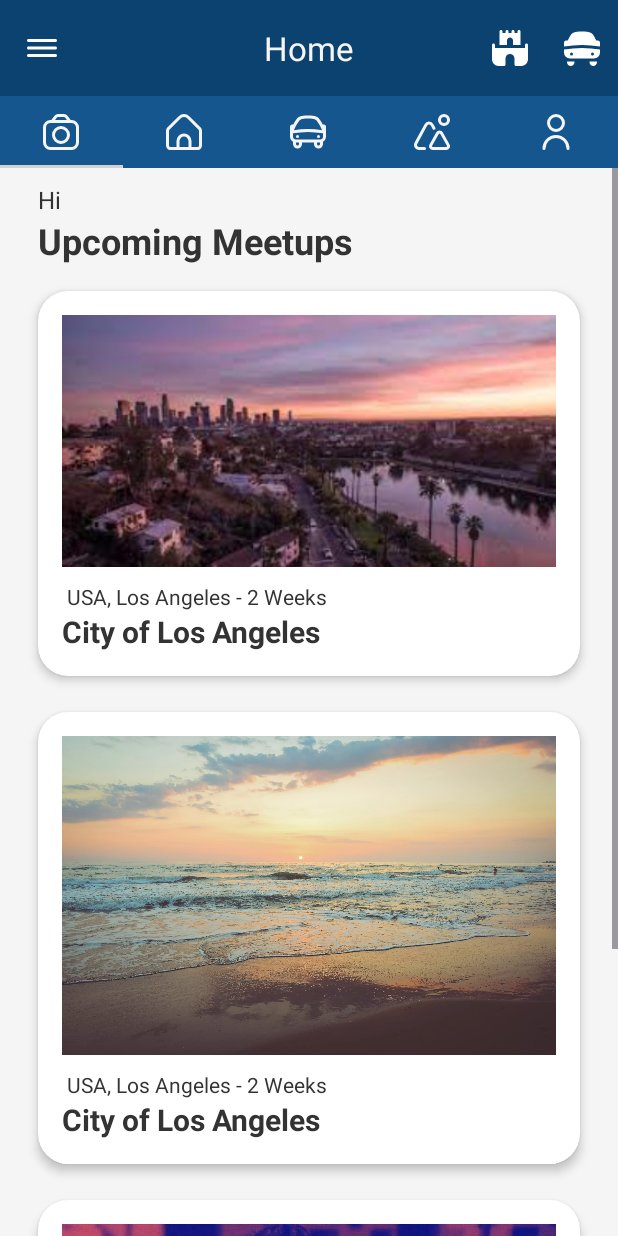
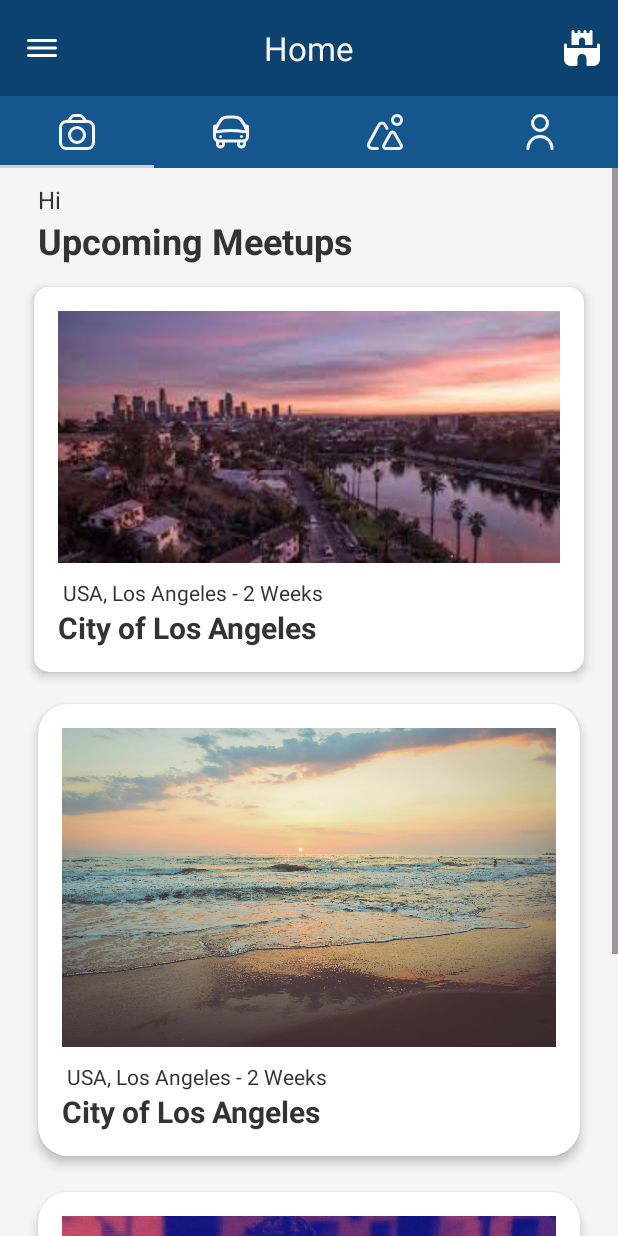
Before and after one commit to kelvinor29/AppTraveling, an Android app: the HomeActivity screen opened directly, with no data from a screen before it, on a phone screen of 412 x 824 dp. Run offline under Robolectric (Android 15) with nearby library versions, the phone set to English and light mode, and no system bars.

Commit message:
Navegación con Jetpack

```diff
--- a/app/src/main/AndroidManifest.xml
+++ b/app/src/main/AndroidManifest.xml
@@ -18,10 +18,10 @@
         android:theme="@style/Theme.AppTraveling"
         tools:targetApi="31">
         <activity
-            android:name=".feature.login.activity.LoginActivity"
+            android:name=".feature.home.activity.HomeActivity"
             android:exported="false" />
         <activity
-            android:name=".feature.home.activity.HomeActivity"
+            android:name=".feature.login.activity.LoginActivity"
             android:exported="false" />
         <activity
             android:name=".feature.boarding.activity.OnBoardingActivity"
--- a/app/src/main/java/com/kelvin/apptraveling/feature/home/activity/HomeActivity.java
+++ b/app/src/main/java/com/kelvin/apptraveling/feature/home/activity/HomeActivity.java
@@ -8,9 +8,13 @@ import android.view.MenuItem;
 
 import androidx.annotation.NonNull;
 import androidx.appcompat.app.AppCompatActivity;
+import androidx.viewpager2.widget.ViewPager2;
 
+import com.google.android.material.tabs.TabLayout;
+import com.google.android.material.tabs.TabLayoutMediator;
 import com.kelvin.apptraveling.R;
 import com.kelvin.apptraveling.databinding.ActivityHomeBinding;
+import com.kelvin.apptraveling.feature.home.adapter.TabsHomeAdapter;
 import com.kelvin.apptraveling.feature.home.fragment.RentCarFragment;
 
 public class HomeActivity extends AppCompatActivity {
@@ -25,6 +29,7 @@ public class HomeActivity extends AppCompatActivity {
 
         setSupportActionBar(binding.toolbar); // Funcion que convierte de toolbar a actionbar
 
+        setupTabsHome();
     }
 
     @Override
@@ -45,21 +50,36 @@ public class HomeActivity extends AppCompatActivity {
             Intent goToUrl = new Intent(Intent.ACTION_VIEW, Uri.parse(urlDisney));
             startActivity(goToUrl);
 
-            return true;
-        } else if (itemMenu == R.id.car_nav) {
-
-            getSupportFragmentManager()
-                    .beginTransaction()
-                    .replace(R.id.fragmentContainerView, new RentCarFragment()) // Aqui remplaza el fragment al otro
-                    .addToBackStack(null)
-                    .commit();
-
-            return true;
         }
 
         return super.onOptionsItemSelected(item);
     }
 
     // Asignar al TabLayout
+    public void setupTabsHome(){
+        TabsHomeAdapter adapter = new TabsHomeAdapter(this);
+        binding.vpHome.setAdapter(adapter);
+
+        new TabLayoutMediator(binding.tbHome, binding.vpHome, new TabLayoutMediator.TabConfigurationStrategy() {
+            @Override
+            public void onConfigureTab(@NonNull TabLayout.Tab tab, int position) {
+                switch (position) {
+                    case 0:
+                        tab.setIcon(R.drawable.ic_camera);
+                        tab.setContentDescription(getString(R.string.upcoming_meetups));
+                        break;
+                    case 1:
+                        tab.setIcon(R.drawable.ic_car_nonshape);
+                        break;
+                    case 2:
+                        tab.setIcon(R.drawable.ic_mountains);
+                        break;
+                    case 3:
+                        tab.setIcon(R.drawable.ic_user);
+                        break;
+                }
+            }
+        }).attach();
+    }
 
 }
--- /dev/null
+++ b/app/src/main/java/com/kelvin/apptraveling/feature/home/adapter/TabsHomeAdapter.java
@@ -0,0 +1,38 @@
+package com.kelvin.apptraveling.feature.home.adapter;
+
+import androidx.annotation.NonNull;
+import androidx.fragment.app.Fragment;
+import androidx.fragment.app.FragmentActivity;
+import androidx.viewpager2.adapter.FragmentStateAdapter;
+
+import com.kelvin.apptraveling.feature.home.fragment.HomeFragment;
+import com.kelvin.apptraveling.feature.home.fragment.PlacesFragment;
+import com.kelvin.apptraveling.feature.home.fragment.ProfileFragment;
+import com.kelvin.apptraveling.feature.home.fragment.RentCarFragment;
+
+public class TabsHomeAdapter extends FragmentStateAdapter {
+
+    public TabsHomeAdapter(@NonNull FragmentActivity fragmentActivity) {
+        super(fragmentActivity);
+    }
+
+    @NonNull
+    @Override
+    public Fragment createFragment(int position) {
+        switch (position){
+            case 1:
+                return new RentCarFragment();
+            case 2:
+                return new PlacesFragment();
+            case 3:
+                return new ProfileFragment();
+            default:
+                return new HomeFragment();
+        }
+    }
+
+    @Override
+    public int getItemCount() {
+        return 4;
+    }
+}
--- a/app/src/main/java/com/kelvin/apptraveling/feature/home/domain/CarsProvider.java
+++ b/app/src/main/java/com/kelvin/apptraveling/feature/home/domain/CarsProvider.java
@@ -1,4 +1,7 @@
 package com.kelvin.apptraveling.feature.home.domain;
+
+import android.nfc.Tag;
+import android.util.Log;
 
 import androidx.annotation.ColorRes;
 import androidx.annotation.DrawableRes;
@@ -32,7 +35,7 @@ public class CarsProvider {
     }
 
     public CarsProvider() {
-        carsList.add(new Car("Classic Car", 34.0f, new CarFeatures(R.color.classicCar, R.drawable.img_vehicle_classic_car)));
+        carsList.add(new Car("Classic Car", 34.0f, new CarFeatures(R.color.classicCar, R.drawable.img_vehicle_classic_car) ));
         carsList.add(new Car("Sport Car", 55.0f, new CarFeatures(R.color.sportCar, R.drawable.img_vehicle_sport_car)));
         carsList.add(new Car("Flying Car", 500.0f, new CarFeatures(R.color.flyingCar, R.drawable.img_vehicle_flying_car)));
         carsList.add(new Car("Electric Car", 45.0f, new CarFeatures(R.color.electricCar, R.drawable.img_vehicle_electric_car)));
@@ -42,6 +45,7 @@ public class CarsProvider {
         carsList.add(new Car("Bus", 14.0f, new CarFeatures(R.color.busCar, R.drawable.img_vehicle_bus)));
     }
 
+
     public ArrayList<Car> getCarsList() {
         return carsList;
     }
--- a/app/src/main/java/com/kelvin/apptraveling/feature/home/fragment/HomeFragment.java
+++ b/app/src/main/java/com/kelvin/apptraveling/feature/home/fragment/HomeFragment.java
@@ -37,4 +37,10 @@ public class HomeFragment extends Fragment {
 
         return binding.getRoot();
     }
+
+    @Override
+    public void onDestroyView() {
+        super.onDestroyView();
+        binding = null;
+    }
 }
--- a/app/src/main/java/com/kelvin/apptraveling/feature/home/fragment/ProfileFragment.java
+++ b/app/src/main/java/com/kelvin/apptraveling/feature/home/fragment/ProfileFragment.java
@@ -24,4 +24,5 @@ public class ProfileFragment extends Fragment {
         // Inflate the layout for this fragment
         return inflater.inflate(R.layout.fragment_profile, container, false);
     }
+
 }
--- a/app/src/main/res/layout/activity_home.xml
+++ b/app/src/main/res/layout/activity_home.xml
@@ -50,13 +50,6 @@
             android:layout_width="wrap_content"
             android:layout_height="wrap_content"
             android:contentDescription=""
-            android:focusedByDefault="true"
-            android:icon="@drawable/ic_home" />
-
-        <com.google.android.material.tabs.TabItem
-            android:layout_width="wrap_content"
-            android:layout_height="wrap_content"
-            android:contentDescription=""
             android:icon="@drawable/ic_car_nonshape" />
 
         <com.google.android.material.tabs.TabItem
@@ -73,14 +66,21 @@
 
     </com.google.android.material.tabs.TabLayout>
 
-    <androidx.fragment.app.FragmentContainerView
-        android:id="@+id/fragmentContainerView"
-        android:name="com.kelvin.apptraveling.feature.home.fragment.HomeFragment"
+    <androidx.viewpager2.widget.ViewPager2
+        android:id="@+id/vp_home"
         android:layout_width="match_parent"
         android:layout_height="0dp"
         app:layout_constraintBottom_toBottomOf="parent"
-        app:layout_constraintEnd_toEndOf="parent"
-        app:layout_constraintStart_toStartOf="parent"
-        app:layout_constraintTop_toBottomOf="@id/tb_home" />
+        app:layout_constraintTop_toBottomOf="@+id/tb_home" />
+
+<!--    <androidx.fragment.app.FragmentContainerView-->
+<!--        android:id="@+id/fragmentContainerView"-->
+<!--        android:name="com.kelvin.apptraveling.feature.home.fragment.HomeFragment"-->
+<!--        android:layout_width="match_parent"-->
+<!--        android:layout_height="0dp"-->
+<!--        app:layout_constraintBottom_toBottomOf="parent"-->
+<!--        app:layout_constraintEnd_toEndOf="parent"-->
+<!--        app:layout_constraintStart_toStartOf="parent"-->
+<!--        app:layout_constraintTop_toBottomOf="@id/tb_home" />-->
 
 </androidx.constraintlayout.widget.ConstraintLayout>
--- a/app/src/main/res/layout/fragment_home.xml
+++ b/app/src/main/res/layout/fragment_home.xml
@@ -51,7 +51,7 @@
                 android:layout_height="wrap_content"
                 android:layout_marginHorizontal="15dp"
                 android:layout_marginTop="5dp"
-                app:cardCornerRadius="20dp"
+                app:cardCornerRadius="10dp"
                 app:cardElevation="4dp"
                 app:cardUseCompatPadding="true"
                 app:layout_constraintEnd_toEndOf="parent"
--- a/app/src/main/res/menu/toolbar_home.xml
+++ b/app/src/main/res/menu/toolbar_home.xml
@@ -10,12 +10,4 @@
         android:title="@string/eurodisney"
         app:showAsAction="ifRoom" />
 
-    <item
-        android:id="@+id/car_nav"
-        android:contentDescription="@string/eurodisney"
-        android:icon="@drawable/ic_car"
-        android:iconTint="@color/white"
-        android:title="@string/rentCar"
-        app:showAsAction="ifRoom" />
-
 </menu>
--- a/app/src/main/res/values-night/themes.xml
+++ b/app/src/main/res/values-night/themes.xml
@@ -1,7 +1,9 @@
 <resources xmlns:tools="http://schemas.android.com/tools">
     <!-- Base application theme. -->
-    <style name="Base.Theme.AppTraveling" parent="Theme.Material3.Light.NoActionBar">
+    <style name="Base.Theme.AppTraveling" parent="Theme.Material3.Dark.NoActionBar">
         <!-- Customize your dark theme here. -->
-        <!-- <item name="colorPrimary">@color/my_dark_primary</item> -->
+         <item name="colorPrimary">@color/primary</item>
+        <item name="colorOnPrimary">@color/white</item>
+
     </style>
 </resources>
--- a/gradle/libs.versions.toml
+++ b/gradle/libs.versions.toml
@@ -1,5 +1,5 @@
 [versions]
-agp = "8.4.0"
+agp = "8.7.3"
 junit = "4.13.2"
 junitVersion = "1.1.5"
 espressoCore = "3.5.1"
```
Also changed, not shown: app/src/main/java/com/kelvin/apptraveling/feature/home/adapter/CarsAdapter.java (+14 -2 lines), app/src/main/java/com/kelvin/apptraveling/feature/home/fragment/CameraFragment.java (deleted, +0 -27 lines), app/src/main/java/com/kelvin/apptraveling/feature/home/fragment/RentCarFragment.java (+6 -1 lines), app/src/main/res/layout/fragment_camera.xml (deleted, +0 -18 lines), gradle/wrapper/gradle-wrapper.properties.
